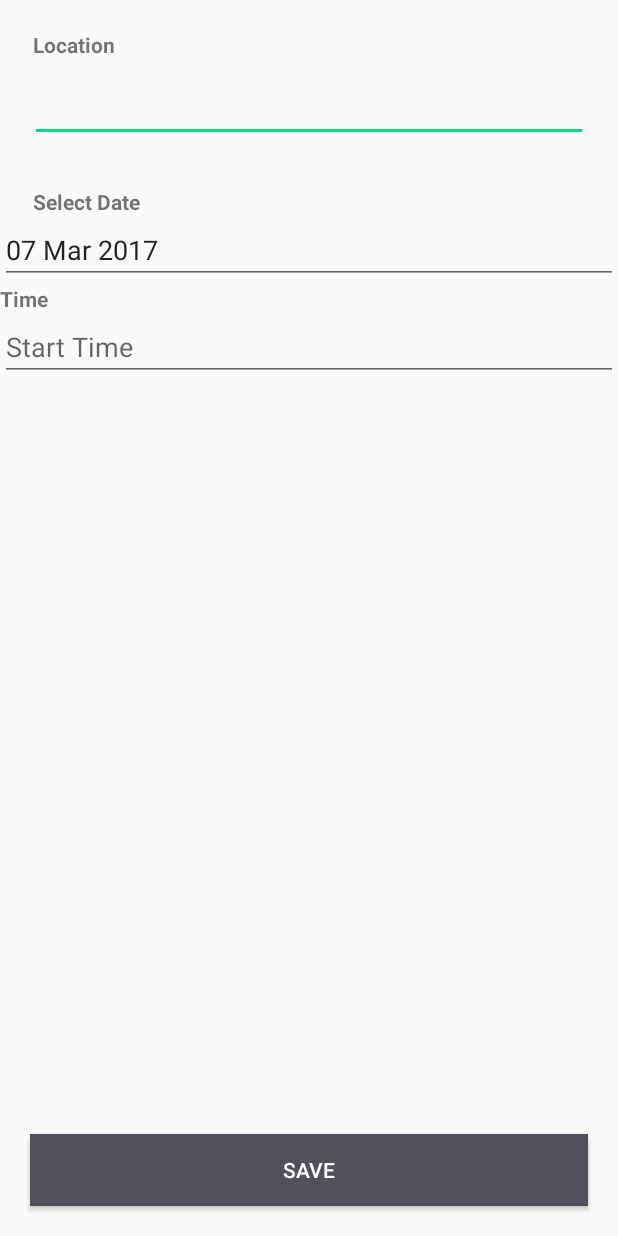
After one commit to Thiruclassic/FT03-Medipal-Application, an Android app: the fragment AppointmentFragment shown on its own in the app's theme, on a phone screen of 412 x 824 dp. The commit adds this screen. Run offline under Robolectric (Android 15) with nearby library versions, the phone set to English and light mode, and no system bars.

Commit message:
Sree:Appointment changes

```diff
--- a/app/src/main/AndroidManifest.xml
+++ b/app/src/main/AndroidManifest.xml
@@ -3,10 +3,10 @@
     package="iss.medipal">
 
     <application
+        android:name=".MediPalApplication"
         android:allowBackup="true"
         android:icon="@mipmap/ic_launcher"
         android:label="@string/app_name"
-        android:name=".MediPalApplication"
         android:supportsRtl="true"
         android:theme="@style/AppTheme">
         <activity android:name=".ui.activities.MainActivity">
@@ -16,6 +16,7 @@
                 <category android:name="android.intent.category.LAUNCHER" />
             </intent-filter>
         </activity>
+        <activity android:name=".ui.activities.AppointmentActivity"></activity>
     </application>
 
 </manifest>
--- /dev/null
+++ b/app/src/main/java/iss/medipal/ui/fragments/AppointmentFragment.java
@@ -0,0 +1,175 @@
+package iss.medipal.ui.fragments;
+
+import android.os.Bundle;
+import android.support.v4.app.DialogFragment;
+import android.support.v4.app.Fragment;
+import android.view.LayoutInflater;
+import android.view.View;
+import android.view.ViewGroup;
+import android.widget.Button;
+import android.widget.EditText;
+import android.widget.Toast;
+import iss.medipal.ui.fragments.TimePickerFragment;
+import iss.medipal.ui.fragments.DatePickerFragment;
+
+import java.text.ParseException;
+import java.text.SimpleDateFormat;
+import java.util.Calendar;
+import java.util.Locale;
+
+import iss.medipal.R;
+
+/**
+ * Created by sreek on 3/6/2017.
+ */
+
+public class AppointmentFragment extends Fragment {
+    private EditText etDate, etStrtTime;
+    private Button btnSave;
+    private SimpleDateFormat dateFormatter = new SimpleDateFormat("dd MMM yyyy", Locale.getDefault());
+    private SimpleDateFormat timeFormatter = new SimpleDateFormat("hh:mm a", Locale.getDefault());
+    Calendar currentCal = Calendar.getInstance();
+    Calendar selectedDate = Calendar.getInstance();
+
+    @Override
+    public void onCreate(Bundle savedInstanceState) {
+
+        super.onCreate(savedInstanceState);
+//        getActivity().startActivity(new Intent(getActivity(), AppointmentActivity.class));
+
+    }
+
+    @Override
+    public View onCreateView(LayoutInflater inflater, ViewGroup container,
+                             Bundle savedInstanceState) {
+        // Inflate the layout for this fragment
+
+        View fragmentView = inflater.inflate(R.layout.fragment_appointment, container, false);
+        etDate = (EditText) fragmentView.findViewById(R.id.et_select_date);
+        etStrtTime = (EditText) fragmentView.findViewById(R.id.et_select_strt_time);
+        btnSave = (Button) fragmentView.findViewById(R.id.btn_save);
+
+        etDate.setText(dateFormatter.format(selectedDate.getTime()));
+
+
+        etDate.setOnClickListener(new View.OnClickListener() {
+            @Override
+            public void onClick(View v) {
+                /*DialogFragment picker = new DatePickerFragment();
+                picker.show(getFragmentManager(), "datePicker");*/
+
+                DialogFragment picker = new DatePickerFragment();
+                picker.show(getFragmentManager(), "datePicker");
+            }
+        });
+
+        etStrtTime.setOnClickListener(new View.OnClickListener() {
+            @Override
+            public void onClick(View view) {
+                DialogFragment newFragment  = new TimePickerFragment();
+                newFragment.show(getFragmentManager(), "timeDialog");
+            }
+        });
+
+      /*  etDate.setOnClickListener(new View.OnClickListener() {
+            @Override public void onClick(View v) {
+                DatePickerDialog.OnDateSetListener onDateSetListener =
+                        new DatePickerDialog.OnDateSetListener() {
+                            @Override
+                            public void onDateSet(DatePicker view, int year, int monthOfYear, int dayOfMonth) {
+                                Calendar calendar = Calendar.getInstance();
+                                calendar.set(year, monthOfYear, dayOfMonth);
+                                selectedDate = calendar;
+                                etDate.setText(dateFormatter.format(calendar.getTime()));
+                            }
+                        };
+                DatePickerDialog datePickerDialog =
+                        new DatePickerDialog(getActivity().getApplicationContext(), onDateSetListener,
+                                currentCal.get(Calendar.YEAR), currentCal.get(Calendar.MONTH),
+                                currentCal.get(Calendar.DAY_OF_MONTH));
+                datePickerDialog.show();
+            }
+        });*/
+
+        /*etStrtTime.setText(timeFormatter.format(currentCal.getTime()));
+        View.OnClickListener timeClickListener = new View.OnClickListener() {
+            @Override public void onClick(final View v) {
+                final EditText editText = (EditText) v;
+                TimePickerDialog.OnTimeSetListener timeSetListener =
+                        new TimePickerDialog.OnTimeSetListener() {
+                            @Override public void onTimeSet(TimePicker view, int hourOfDay, int minute) {
+                                Calendar calendar = Calendar.getInstance();
+                                calendar.set(calendar.get(Calendar.YEAR), calendar.get(Calendar.MONTH),
+                                        calendar.get(Calendar.DAY_OF_MONTH), hourOfDay, minute);
+                                editText.setText(timeFormatter.format(calendar.getTime()));
+                            }
+                        };
+                Calendar timeCalendar = Calendar.getInstance();
+                try {
+                    timeCalendar.setTime(timeFormatter.parse(editText.getText().toString()));
+                } catch (ParseException e) {
+                    Toast.makeText(getActivity().getApplicationContext(), R.string.generic_error, Toast.LENGTH_SHORT)
+                            .show();
+                }
+                TimePickerDialog timePickerDialog;
+                timePickerDialog = new TimePickerDialog(getActivity().getApplicationContext(), timeSetListener,
+                        timeCalendar.get(Calendar.HOUR_OF_DAY), timeCalendar.get(Calendar.MINUTE), false);
+                timePickerDialog.show();
+            }
+        };
+        etStrtTime.setOnClickListener(timeClickListener);*/
+
+        btnSave.setOnClickListener(new View.OnClickListener() {
+            @Override public void onClick(View v) {
+                if (isValid()) {
+                    Toast.makeText(getActivity().getApplicationContext(), "Proceed Appointment!", Toast.LENGTH_SHORT).show();
+                }
+            }
+        });
+
+        return fragmentView;
+    }
+
+    private boolean isValid() {
+        boolean isValid = true;
+      /*  if (spnMember.getSelectedItemPosition() == 0) {
+            Toast.makeText(this, R.string.mem_select_validation_msg, Toast.LENGTH_SHORT).show();
+            isValid = false;
+        } else if (spnFacility.getSelectedItemPosition() == 0) {
+            Toast.makeText(this, R.string.fac_select_validation_msg, Toast.LENGTH_SHORT).show();
+            isValid = false;
+        }*/
+
+        try {
+            Calendar selectedStTime = Calendar.getInstance();
+            selectedStTime.setTime(timeFormatter.parse(etStrtTime.getText().toString()));
+            Calendar convertedStTime = Calendar.getInstance();
+            convertedStTime.set(Calendar.HOUR, selectedStTime.get(Calendar.HOUR));
+            convertedStTime.set(Calendar.MINUTE, selectedStTime.get(Calendar.MINUTE));
+            convertedStTime.set(Calendar.AM_PM, selectedStTime.get(Calendar.AM_PM));
+
+            Calendar selectedEtTime = Calendar.getInstance();
+//            selectedEtTime.setTime(timeFormatter.parse(etEndTime.getText().toString()));
+            Calendar convertedEtTime = Calendar.getInstance();
+            convertedEtTime.set(Calendar.HOUR, selectedEtTime.get(Calendar.HOUR));
+            convertedEtTime.set(Calendar.MINUTE, selectedEtTime.get(Calendar.MINUTE));
+            convertedEtTime.set(Calendar.AM_PM, selectedEtTime.get(Calendar.AM_PM));
+
+            if (currentCal.getTime().compareTo(selectedDate.getTime()) > 0) {
+                Toast.makeText(getActivity().getApplicationContext(), R.string.date_validation_msg, Toast.LENGTH_SHORT).show();
+                isValid = false;
+            } else if (currentCal.compareTo(convertedStTime) > 0) {
+                Toast.makeText(getActivity().getApplicationContext(), R.string.time_validation_msg, Toast.LENGTH_SHORT).show();
+                isValid = false;
+            } else if (convertedStTime.compareTo(convertedEtTime) >= 0) {
+                Toast.makeText(getActivity().getApplicationContext(), R.string.st_time_et_time_validation_msg, Toast.LENGTH_SHORT).show();
+                isValid = false;
+            }
+        } catch (ParseException e) {
+            Toast.makeText(getActivity().getApplicationContext(), R.string.generic_error, Toast.LENGTH_SHORT).show();
+        }
+
+        return isValid;
+    }
+
+}
--- /dev/null
+++ b/app/src/main/res/layout/fragment_appointment.xml
@@ -0,0 +1,120 @@
+<?xml version="1.0" encoding="utf-8"?>
+<RelativeLayout
+    xmlns:android="http://schemas.android.com/apk/res/android"
+    xmlns:tools="http://schemas.android.com/tools"
+    android:layout_width="match_parent"
+    android:layout_height="match_parent"
+    tools:context="iss.medipal.ui.fragments.AppointmentFragment">
+
+    <!--for adding custom toolbar -->
+
+   <!-- <android.support.design.widget.AppBarLayout
+        android:layout_width="match_parent"
+        android:layout_height="wrap_content"
+        android:theme="@style/AppTheme.AppBarOverlay">
+
+        <android.support.v7.widget.Toolbar
+            android:id="@+id/toolbar"
+            android:layout_width="match_parent"
+            android:layout_height="?attr/actionBarSize"
+            android:background="?attr/colorPrimary"
+            app:popupTheme="@style/AppTheme.PopupOverlay" />
+
+    </android.support.design.widget.AppBarLayout>-->
+    <ScrollView
+        android:layout_width="match_parent"
+        android:layout_height="wrap_content">
+        <RelativeLayout
+            android:layout_width="match_parent"
+            android:layout_height="wrap_content"
+            android:id="@+id/loc_appointment"
+            >
+            <TextView
+                android:layout_width="match_parent"
+                android:layout_height="wrap_content"
+                android:text="@string/location"
+                android:layout_marginLeft="22dp"
+                android:layout_marginStart="22dp"
+                android:layout_marginTop="20dp"
+                android:id="@+id/tv_member"
+                android:textStyle="bold"
+                />
+            <!--android:inputType="textMultiLine"-->
+            <EditText
+                android:ems="10"
+                android:id="@+id/editTodo"
+                android:layout_below="@id/tv_member"
+                android:layout_width="match_parent"
+                android:layout_height="wrap_content"
+                android:layout_marginStart="20dp"
+                android:layout_marginLeft="20dp"
+                android:layout_marginRight="20dp"
+                android:layout_marginEnd="20dp"
+                android:layout_marginTop="10dp"
+                android:layout_alignParentLeft="true"
+                android:layout_alignParentStart="true"
+                android:layout_alignParentRight="true"
+                android:layout_alignParentEnd="true"
+                />
+            <RelativeLayout
+                android:layout_width="match_parent"
+                android:layout_height="wrap_content"
+                android:layout_below="@id/editTodo">
+                <TextView
+                    android:layout_width="match_parent"
+                    android:layout_height="wrap_content"
+                    android:id="@+id/tv_date"
+                    android:text="@string/date_select"
+                    android:textStyle="bold"
+                    android:layout_marginLeft="22dp"
+                    android:layout_marginStart="22dp"
+                    android:layout_marginTop="30dp"
+                    android:layout_alignParentLeft="true"
+                    android:layout_alignParentStart="true"/>
+                <EditText
+                    android:id="@+id/et_select_date"
+                    android:layout_width="wrap_content"
+                    android:layout_height="wrap_content"
+                    android:hint="@string/date_select"
+                    android:layout_below="@id/tv_date"
+                    android:layout_alignParentLeft="true"
+                    android:layout_alignParentStart="true"
+                    android:layout_alignParentRight="true"
+                    android:layout_alignParentEnd="true"
+                    android:inputType="date"
+                    android:focusable="false"/>
+                <TextView
+                    android:layout_width="match_parent"
+                    android:layout_height="wrap_content"
+                    android:id="@+id/tv_stTime"
+                    android:text="@string/date_time_select"
+                    android:textStyle="bold"
+                    android:layout_below="@id/et_select_date"
+                    />
+                <EditText
+                    android:id="@+id/et_select_strt_time"
+                    android:layout_width="wrap_content"
+                    android:layout_height="wrap_content"
+                    android:hint="@string/strt_time_select"
+                    android:layout_alignParentLeft="true"
+                    android:layout_alignParentStart="true"
+                    android:layout_alignParentRight="true"
+                    android:layout_alignParentEnd="true"
+                    android:focusable="false"
+                    android:inputType="datetime"
+                    android:layout_below="@id/tv_stTime"/>
+            </RelativeLayout>
+        </RelativeLayout>
+    </ScrollView>
+    <Button
+        android:id="@+id/btn_save"
+        android:layout_width="match_parent"
+        android:layout_height="wrap_content"
+        android:layout_alignParentBottom="true"
+        android:layout_margin="20dp"
+        android:background="@color/colorPrimary"
+        android:text="@string/save"
+        android:textColor="@android:color/white"
+        />
+
+</RelativeLayout>
--- a/app/src/main/res/values/colors.xml
+++ b/app/src/main/res/values/colors.xml
@@ -6,3 +6,12 @@
     <color name="white">#ffffff</color>
     <color name="black">#000000</color>
 </resources>
+
+<!--
+    <?xml version="1.0" encoding="utf-8"?>
+<resources>
+<color name="colorPrimary">#FF5722</color>
+<color name="colorPrimaryDark">#E64A19</color>
+<color name="colorAccent">#607D8B</color>
+<color name="colorIcons">#757575</color>
+</resources>-->
--- a/app/src/main/res/values/strings.xml
+++ b/app/src/main/res/values/strings.xml
@@ -18,5 +18,14 @@
 
     <!-- TODO: Remove or change this placeholder text -->
     <string name="hello_blank_fragment">Hello blank fragment</string>
-
+    <!--Appointment functionality -->
+    <string name="location">Location</string>
+    <string name="date_select">Select Date</string>
+    <string name="date_time_select">Time</string>
+    <string name="strt_time_select">Start Time</string>
+    <string name="save">Save</string>
+    <string name="generic_error">Sorry something went wrong! We\'re looking into it!</string>
+    <string name="st_time_et_time_validation_msg">Start time should be greater than End time</string>
+    <string name="date_validation_msg">Please select a valid date for booking</string>
+    <string name="time_validation_msg">Please select a valid time for booking</string>
 </resources>
--- a/app/src/main/res/values/styles.xml
+++ b/app/src/main/res/values/styles.xml
@@ -8,4 +8,13 @@
         <item name="colorPrimaryDark">@color/colorPrimaryDark</item>
         <item name="colorAccent">@color/colorAccent</item>
     </style>
+
+    <style name="AppTheme.NoActionBar">
+        <item name="windowActionBar">false</item>
+        <item name="windowNoTitle">true</item>
+    </style>
+
+    <style name="AppTheme.AppBarOverlay" parent="ThemeOverlay.AppCompat.Dark.ActionBar" />
+
+    <style name="AppTheme.PopupOverlay" parent="ThemeOverlay.AppCompat.Light" />
 </resources>
```
Also changed, not shown: app/src/main/java/iss/medipal/helper/DatabaseHandler.java (+0 -7 lines), app/src/main/java/iss/medipal/ui/activities/AppointmentActivity.java (added, +15 -0 lines), app/src/main/java/iss/medipal/ui/adapters/MainPagerAdapter.java (+10 -1 lines), app/src/main/java/iss/medipal/ui/fragments/DatePickerFragment.java (added, +39 -0 lines), app/src/main/java/iss/medipal/ui/fragments/TimePickerFragment.java (added, +39 -0 lines), app/src/main/res/layout/activity_appointment.xml (added, +14 -0 lines).
